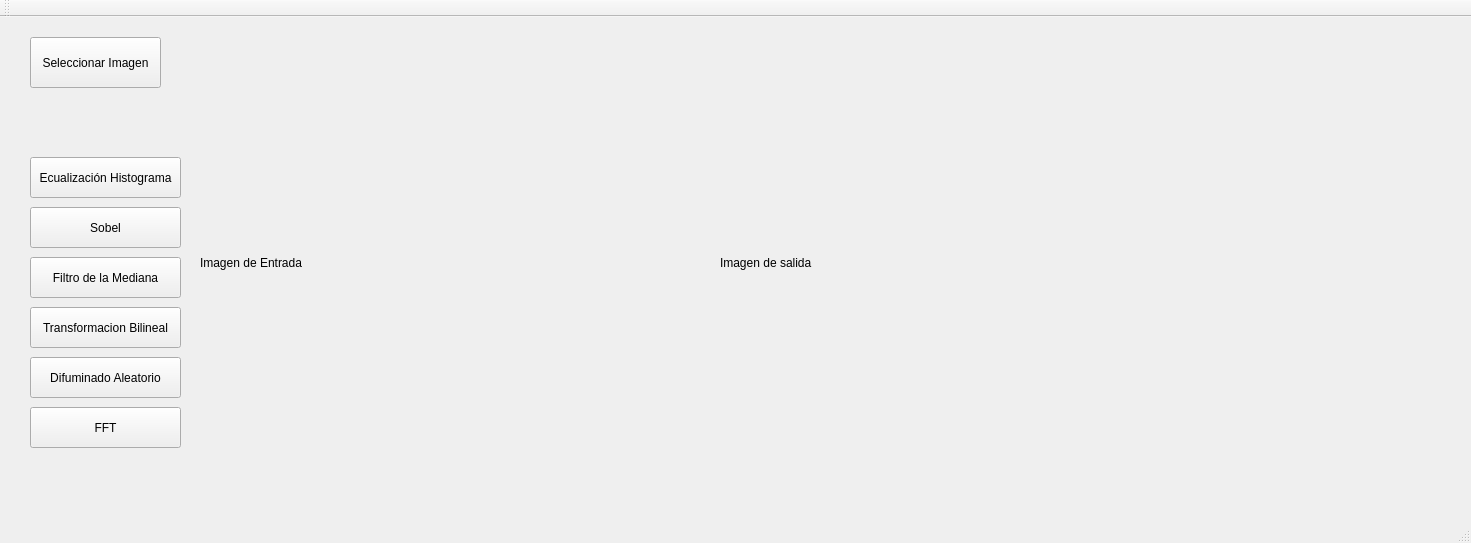
Old version of the form primertrabajo_imagenes/editorimagenes.ui in the repository Dijaq/imagenes_primertrabajo.
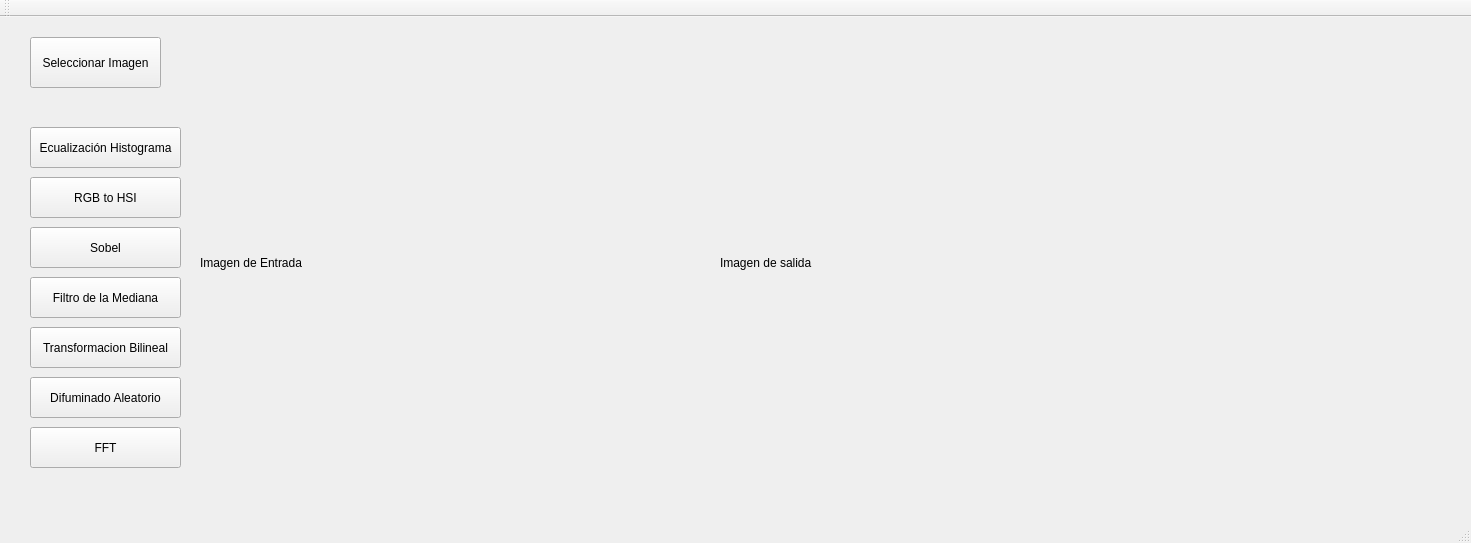
New version of the form.

Diff of the .ui file:
```diff
--- a/primertrabajo_imagenes/editorimagenes.ui
+++ b/primertrabajo_imagenes/editorimagenes.ui
@@ -57,7 +57,7 @@
     <property name="geometry">
      <rect>
       <x>30</x>
-      <y>140</y>
+      <y>110</y>
       <width>151</width>
       <height>41</height>
      </rect>
@@ -70,7 +70,7 @@
     <property name="geometry">
      <rect>
       <x>30</x>
-      <y>190</y>
+      <y>210</y>
       <width>151</width>
       <height>41</height>
      </rect>
@@ -83,7 +83,7 @@
     <property name="geometry">
      <rect>
       <x>30</x>
-      <y>240</y>
+      <y>260</y>
       <width>151</width>
       <height>41</height>
      </rect>
@@ -96,7 +96,7 @@
     <property name="geometry">
      <rect>
       <x>30</x>
-      <y>290</y>
+      <y>310</y>
       <width>151</width>
       <height>41</height>
      </rect>
@@ -109,7 +109,7 @@
     <property name="geometry">
      <rect>
       <x>30</x>
-      <y>340</y>
+      <y>360</y>
       <width>151</width>
       <height>41</height>
      </rect>
@@ -122,7 +122,7 @@
     <property name="geometry">
      <rect>
       <x>30</x>
-      <y>390</y>
+      <y>410</y>
       <width>151</width>
       <height>41</height>
      </rect>
@@ -131,6 +131,19 @@
      <string>FFT</string>
     </property>
    </widget>
+   <widget class="QPushButton" name="btn_rgbHSI">
+    <property name="geometry">
+     <rect>
+      <x>30</x>
+      <y>160</y>
+      <width>151</width>
+      <height>41</height>
+     </rect>
+    </property>
+    <property name="text">
+     <string>RGB to HSI</string>
+    </property>
+   </widget>
   </widget>
   <widget class="QMenuBar" name="menuBar">
    <property name="geometry">
```
